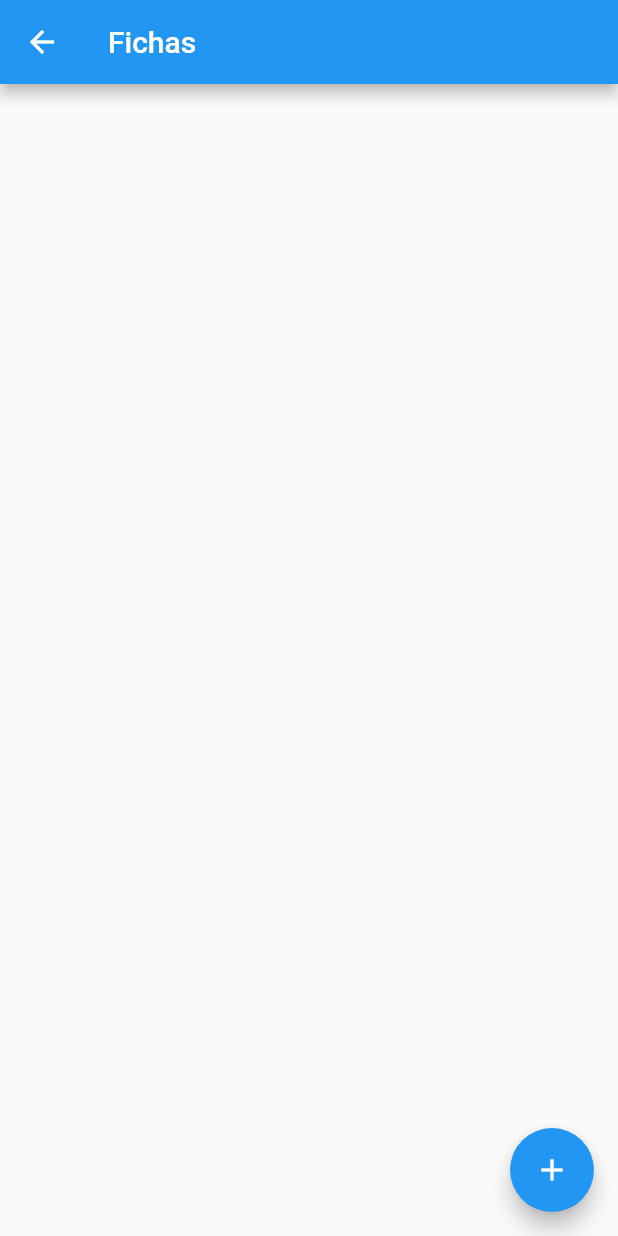
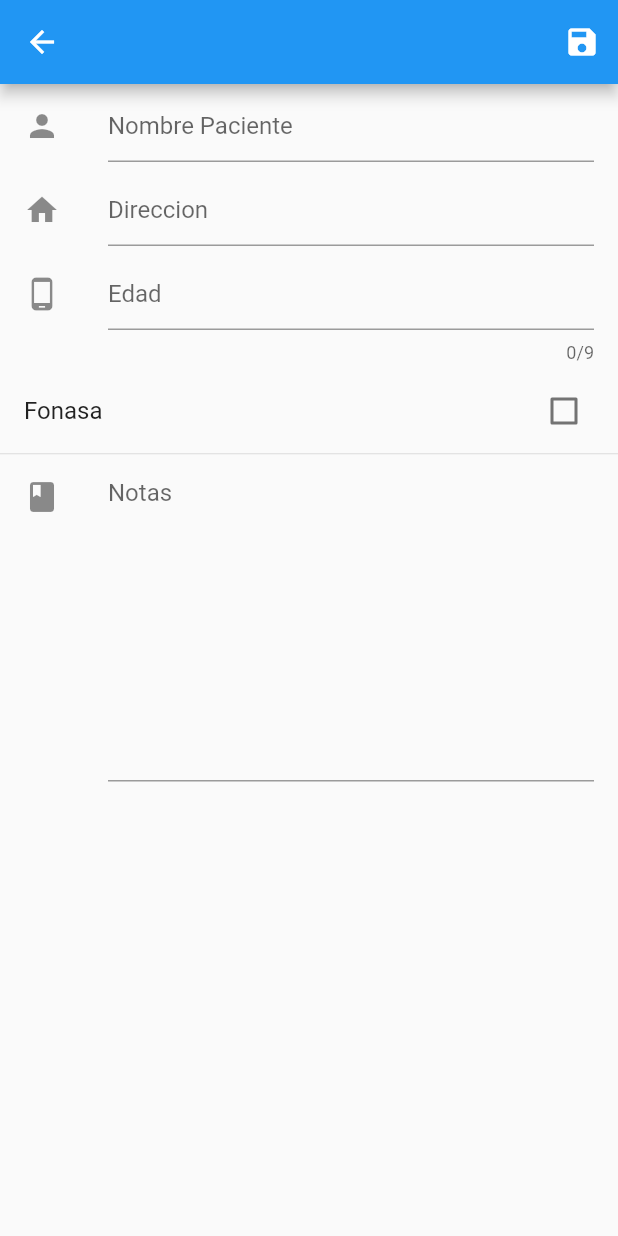
Before and after one commit to bbarrientos/proyectoprogra, a Flutter app: the Fichas screen opened by its route, on a phone screen of 412 x 824 dp. Run offline on Flutter 3.47's test engine with Material 2 defaults, Android fonts, the phone set to English and light mode, and no system bars; our stand-ins replace cloud_firestore, firebase_auth, google_sign_in; accounts and stored records are empty.

Commit message:
Pequeños cambios1

```diff
--- a/lib/code/ficha.dart
+++ b/lib/code/ficha.dart
@@ -4,6 +4,7 @@ import 'dart:async';
 import 'package:cloud_firestore/cloud_firestore.dart';
 import 'package:flutter/material.dart';
 import 'package:proyectoprograufro/code/conexion.dart';
+import 'package:proyectoprograufro/views/nuevaFicha.dart';
 
 class ficha {
   final validacion_gf val = new validacion_gf();
@@ -18,30 +19,32 @@ class ficha {
     GoogleSignInAuthentication googleAuth = await googleUser.authentication;
     FirebaseUser user = await _auth.signInWithGoogle(
       accessToken: googleAuth.accessToken,
-      idToken: googleAuth.idToken, );
+      idToken: googleAuth.idToken,
+    );
 
     print("signed in " + user.email);
-    return user; }
+    return user;
+  }
 
-  void addFicha(String nombre, String direcccion, String telefono, String seguro) {
+  void addFicha(String nombre, String direcccion, String edad, bool Fonasa,
+      String notas) {
     // user = signIn();
     Map<String, String> data = <String, String>{
-      "Nombre": nombre,
-      "Direccion": direcccion,
-      "Telefono": telefono,
-      "Seguro": seguro,
+      "nombre": nombre,
+      "direccion": direcccion,
+      "edad": edad,
+      "fonasa": Fonasa.toString(),
+      "notas": notas
       //"USerId": val.signIn().then((FirebaseUser user)=> user.email)
     };
     Firestore.instance
-        .collection('Prueba')
+        .collection('fichas')
         .document()
         .setData(data)
         .whenComplete(() {
       print("Datos add");
     }).catchError((e) => print(e));
   }
-
-  void removeFicha() {}
 }
 
 class MostrarFichas extends StatelessWidget {
@@ -53,9 +56,27 @@ class MostrarFichas extends StatelessWidget {
         if (!snapshot.hasData) return new Text('Loading...');
         return new ListView(
           children: snapshot.data.documents.map((DocumentSnapshot document) {
+            /*return Column(
+              children: <Widget>[
+                Text(snapshot.data.documents[1]['nombre']),
+                Text(snapshot.data.documents[0]['edad'].toString()),
+
+              ],
+            );*/
             return new ListTile(
+
               title: new Text(document['nombre']),
-              subtitle: new Text(document['edad'].toString()),
+              subtitle: new Text(document['notas'].toString()),
+              onTap: () {
+                print("CLick*********");
+                NuevaFicha().createState().modificarFicha(
+                    document['nombre'],
+                    document["direccion"],
+                    document['edad'],
+                    document['fonasa'],
+                    document['notas']);
+                Navigator.pushNamed(context, '/NuevaFicha');
+              },
 
             );
           }).toList(),
@@ -64,3 +85,8 @@ class MostrarFichas extends StatelessWidget {
     );
   }
 }
+
+class EditarFichas extends StatelessWidget {
+  @override
+  Widget build(BuildContext context) {}
+}
--- a/lib/views/fichas.dart
+++ b/lib/views/fichas.dart
@@ -1,24 +1,100 @@
 import 'package:flutter/material.dart';
+import 'package:proyectoprograufro/code/ficha.dart';
 
-class Fichas extends StatelessWidget{
+class Fichas extends StatefulWidget{
   @override
-  Widget build(BuildContext context){
+  Elementos createState() => new Elementos();
+}
+
+class Elementos extends State<Fichas> {
+  final TextEditingController nombre = new TextEditingController();
+  final TextEditingController direccion = new TextEditingController();
+  final TextEditingController edad = new TextEditingController();
+  final TextEditingController nota = new TextEditingController();
+
+  bool isChecked = false;
+
+  void onChange(bool value){
+    setState(() {
+      isChecked = value;
+    });
+  }
+
+  @override
+  Widget build(BuildContext context) {
     return new Scaffold(
-      appBar: new AppBar(title: new Text('Fichas'),),
-      body: new Center(
-        child: Container(
-          padding: new EdgeInsets.all(32.0),
-          child: new ListView(
-            children: <Widget>[
+      appBar: new AppBar(
+        // Here we take the value from the MyHomePage object that was created by
+        // the App.build method, and use it to set our appbar title.
 
-            ],
-            shrinkWrap: false,
+        actions: <Widget>[
+          new IconButton(
+              icon: const Icon(Icons.save),
+              onPressed: () {
+                ficha().addFicha(
+                    nombre.text, direccion.text, edad.text, isChecked,nota.text);
+              })
+        ],
+      ),
+      body: new Column(
+        children: <Widget>[
+          new ListTile(
+            leading: const Icon(Icons.person),
+            title: new TextField(
+              controller: nombre,
+              decoration: new InputDecoration(
+                hintText: "Nombre Paciente",
+              ),
+            ),
           ),
-        ),
-      ),
-      floatingActionButton: FloatingActionButton(
-        child: Icon(Icons.add),
-        onPressed: (){Navigator.pushNamed(context, '/NuevaFicha');},
+          new ListTile(
+            leading: const Icon(Icons.home),
+            title: new TextField(
+              controller: direccion,
+              decoration: new InputDecoration(
+                hintText: "Direccion",
+              ),
+            ),
+          ),
+          new ListTile(
+            leading: const Icon(Icons.phone_android),
+            title: new TextField(
+              controller: edad,
+              maxLength: 9,
+              maxLengthEnforced: true,
+              decoration: new InputDecoration(
+                hintText: "Edad",
+              ),
+            ),
+          ),
+
+
+          new CheckboxListTile(
+            title: Text("Fonasa"),
+            activeColor: Colors.redAccent,
+            value: isChecked,
+            onChanged: (bool value){
+              onChange(value);
+            },
+
+          ),
+
+
+          const Divider(
+            height: 1.0,
+          ),
+          new ListTile(
+            leading: const Icon(Icons.book),
+            title: new TextFormField(
+              maxLines: 10,
+              controller: nota,
+              decoration: new InputDecoration(
+                  hintText: "Notas"
+              ),
+
+            ),
+          )
+        ],
       ),
     );
   }
--- a/lib/views/home.dart
+++ b/lib/views/home.dart
@@ -68,7 +68,7 @@ class Home extends StatelessWidget{
       body: mostrarDatosLista,
         floatingActionButton: FloatingActionButton(
           child: Icon(Icons.add),
-          onPressed: (){Navigator.pushNamed(context, '/NuevaFicha');},
+          onPressed: (){Navigator.pushNamed(context, '/Fichas');},
         )
       /*Center(
         child:  Container(
```
Also changed, not shown: lib/views/nuevaFicha.dart (+46 -29 lines), 2 other files.
